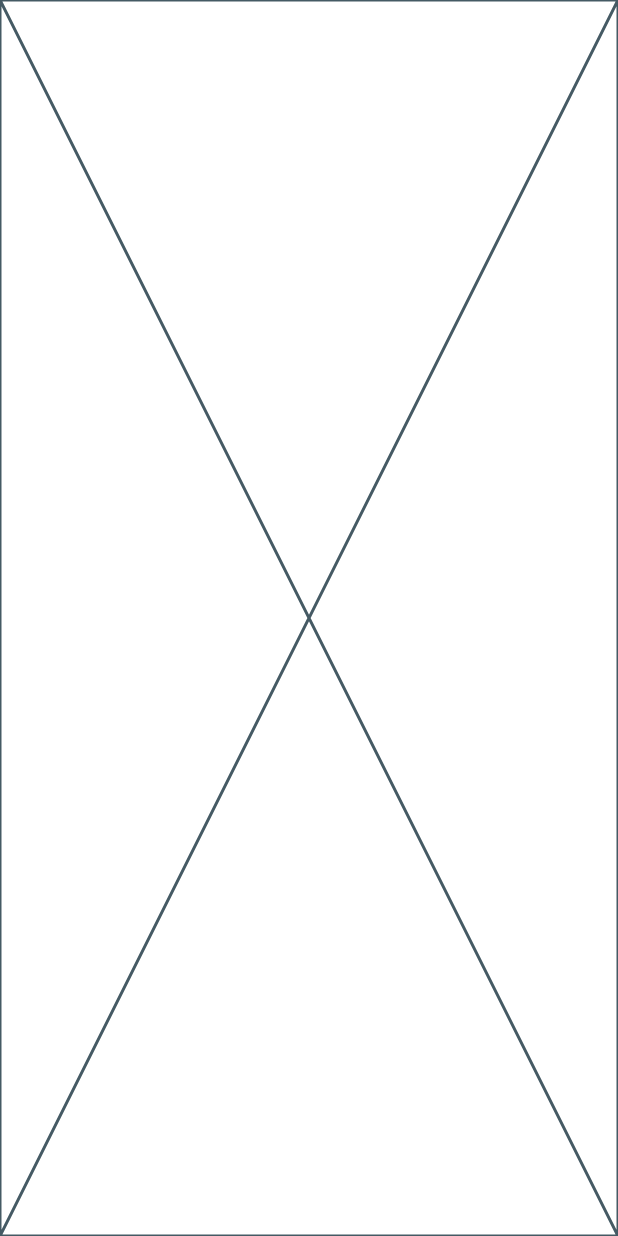
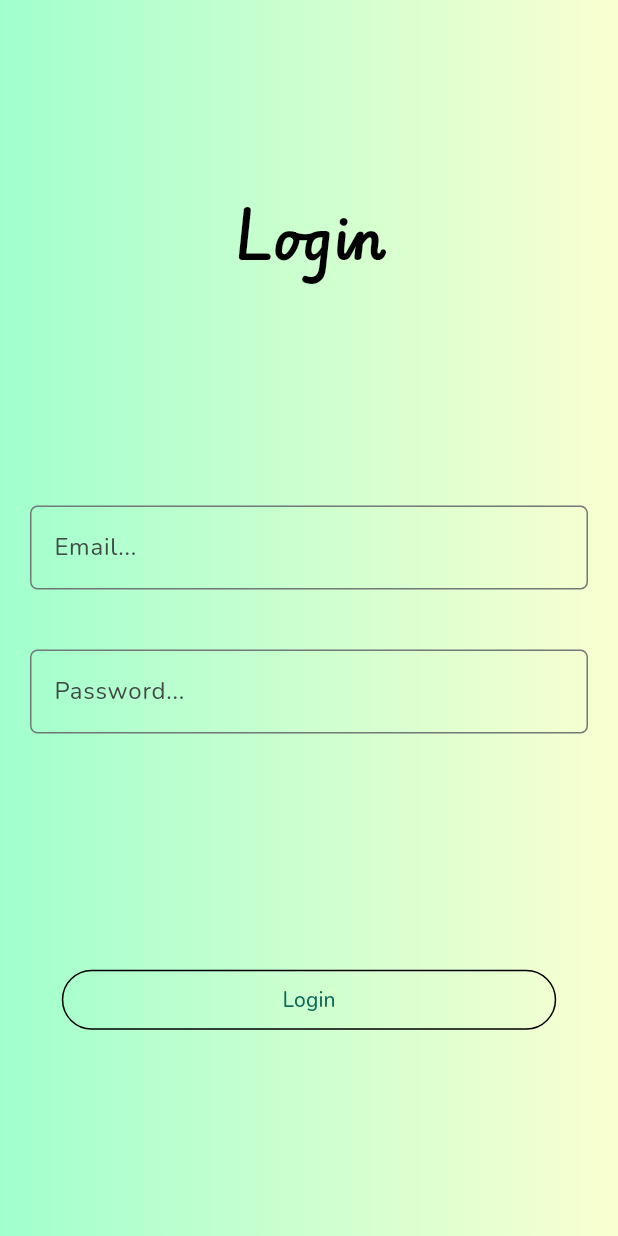
Before and after one commit to saiusesgithub/TrackFolioApp, a Flutter app: the screen it shows after launch, after a tap on "Login", on a phone screen of 412 x 824 dp. Run offline on Flutter 3.47's test engine with Material 3 defaults, Android fonts, the phone set to English and light mode, and no system bars.

Commit message:
formatted and fixed register page, created login page

```diff
--- a/lib/main.dart
+++ b/lib/main.dart
@@ -16,7 +16,7 @@ class MyApp extends StatelessWidget {
     return MaterialApp(
       title: 'TrackFolio',
       theme: ThemeData(
-        colorScheme: ColorScheme.fromSeed(seedColor: Colors.deepPurple),
+        colorScheme: ColorScheme.fromSeed(seedColor: Colors.tealAccent),
         fontFamily: 'Nunito',
       ),
       routes: {
--- a/lib/pages/login_page.dart
+++ b/lib/pages/login_page.dart
@@ -1,5 +1,4 @@
 import 'package:flutter/material.dart';
-
 
 class LoginPage extends StatefulWidget {
   const LoginPage({super.key});
@@ -9,8 +8,129 @@ class LoginPage extends StatefulWidget {
 }
 
 class _LoginPageState extends State<LoginPage> {
+  final GlobalKey<FormState> _formKey = GlobalKey<FormState>();
+  double? _deviceHeight, _deviceWidth;
+  String? email, password;
+
   @override
   Widget build(BuildContext context) {
-    return const Placeholder();
+    _deviceHeight = MediaQuery.of(context).size.height;
+    _deviceWidth = MediaQuery.of(context).size.width;
+
+    return Scaffold(
+      body: Container(
+        height: _deviceHeight,
+        width: _deviceWidth,
+        decoration: BoxDecoration(
+          gradient: LinearGradient(
+            colors: [
+              Color.fromRGBO(161, 255, 206, 1.0),
+              Color.fromRGBO(250, 255, 209, 1.0),
+            ],
+          ),
+        ),
+        child: Column(
+          mainAxisAlignment: MainAxisAlignment.spaceEvenly,
+          children: [_title(), _forms(), _button()],
+        ),
+      ),
+    );
+  }
+
+  Widget _title() {
+    return Container(
+      child: Text(
+        "Login",
+        style: TextStyle(
+          color: Colors.black,
+          fontSize: 35,
+          fontFamily: 'EduCursive',
+          fontWeight: FontWeight.w600,
+        ),
+      ),
+    );
+  }
+
+  Widget _forms() {
+    return Form(
+      key: _formKey,
+      child: Column(children: [_emailFormField(), _passwordFormField()]),
+    );
+  }
+
+  Widget _button() {
+    return Column(children: [_loginButton()]);
+  }
+
+  Widget _emailFormField() {
+    return Padding(
+      padding: const EdgeInsets.all(20.0),
+      child: TextFormField(
+        onSaved: (newValue) {
+          email = newValue;
+        },
+        validator: (value) {
+          bool _result = value!.contains(
+            RegExp(
+              r"^[a-zA-Z0-9.!#$%&'*+/=?^_`{|}~-]+@[a-zA-Z0-9](?:[a-zA-Z0-9-]{0,61}[a-zA-Z0-9])?(?:\.[a-zA-Z0-9](?:[a-zA-Z0-9-]{0,61}[a-zA-Z0-9])?)*$",
+            ),
+          );
+          return _result ? null : "Please enter a valid email.";
+        },
+        decoration: InputDecoration(
+          hintText: "Email...",
+          border: OutlineInputBorder(borderRadius: BorderRadius.circular(5)),
+          focusedBorder: OutlineInputBorder(
+            borderSide: BorderSide(color: Colors.black),
+          ),
+        ),
+      ),
+    );
+  }
+
+  Widget _passwordFormField() {
+    return Padding(
+      padding: const EdgeInsets.all(20.0),
+      child: TextFormField(
+        onSaved: (newValue) {
+          password = newValue;
+        },
+        validator: (value) {
+          if (value!.length < 6) {
+            return "Password should atleast be 6 characters.";
+          }
+          return null;
+        },
+        obscureText: true,
+        decoration: InputDecoration(
+          hintText: "Password...",
+          border: OutlineInputBorder(borderRadius: BorderRadius.circular(5)),
+          focusedBorder: OutlineInputBorder(
+            borderSide: BorderSide(color: Colors.black),
+          ),
+        ),
+      ),
+    );
+  }
+
+  Widget _loginButton() {
+    return FractionallySizedBox(
+      widthFactor: 0.8,
+      child: OutlinedButton(
+        style: ButtonStyle(
+          side: WidgetStateProperty.all(
+            BorderSide(color: Colors.black, width: 1),
+          ),
+        ),
+        onPressed: _loginUser,
+        child: Text("Login"),
+      ),
+    );
+  }
+
+  void _loginUser() {
+    if (_formKey.currentState!.validate()) {
+      _formKey.currentState!.save();
+    }
   }
 }
```
Also changed, not shown: lib/pages/register_page.dart (+37 -17 lines), 1 other file.
